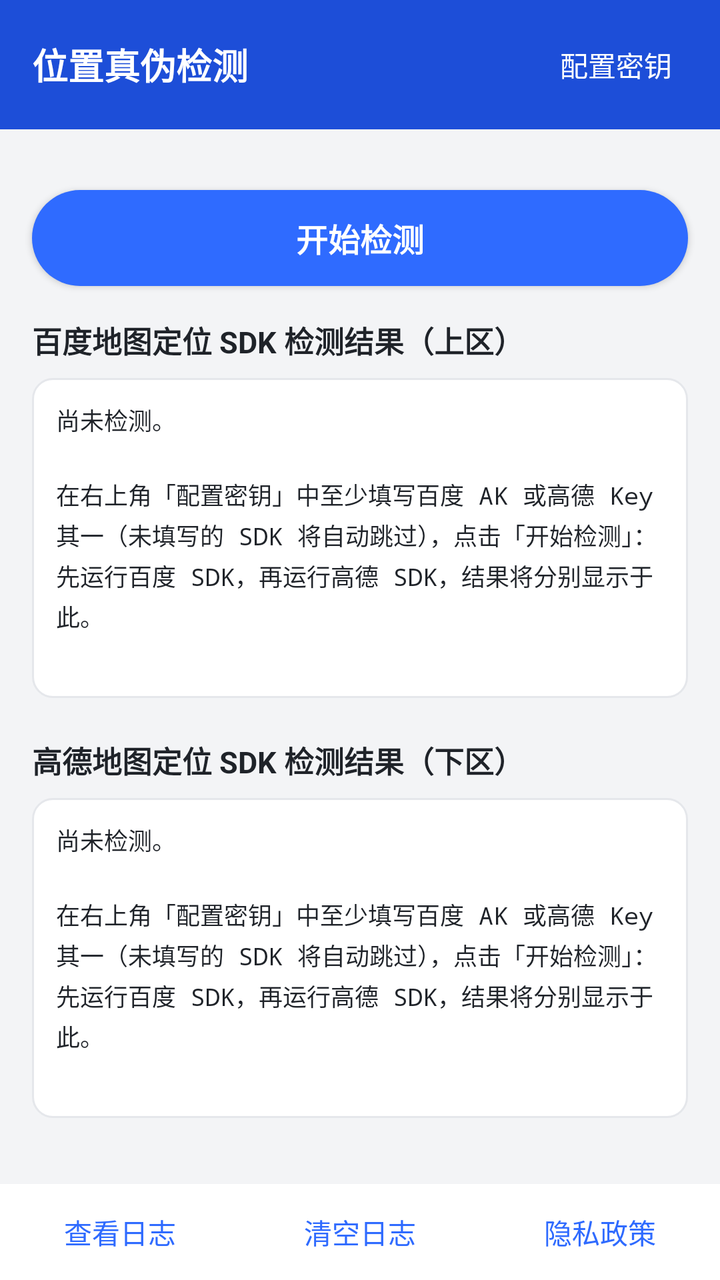
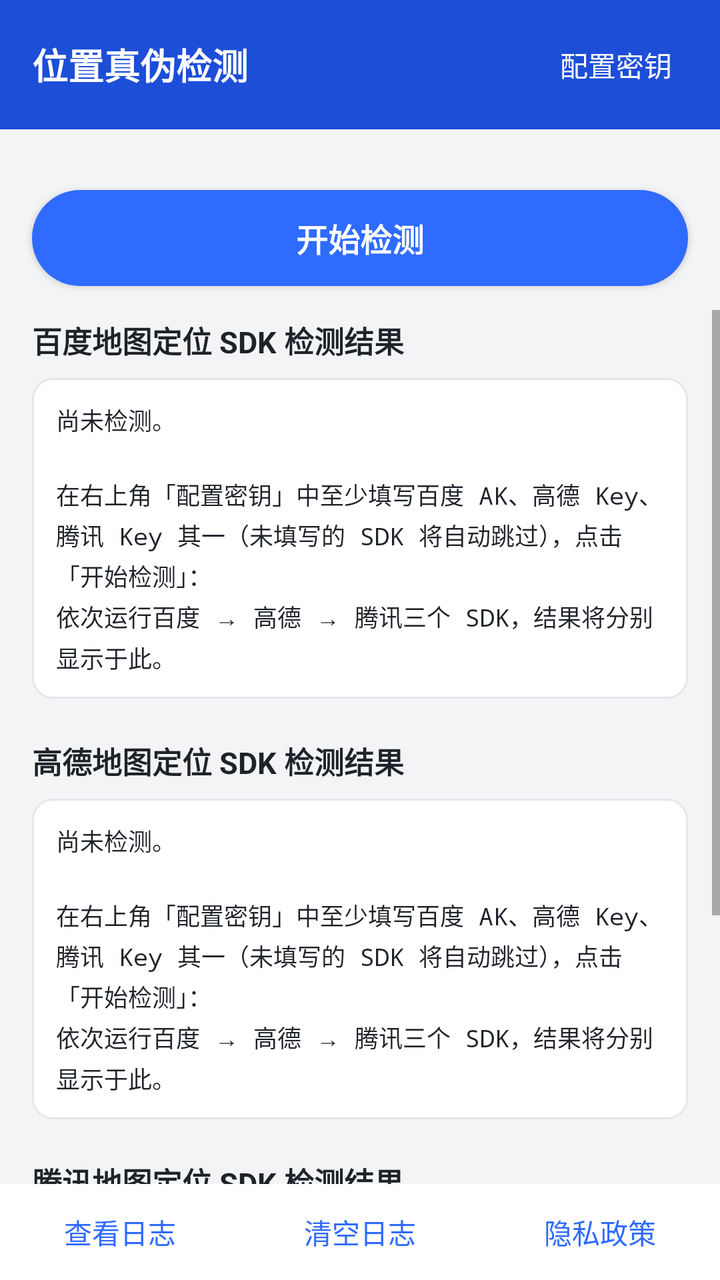

Screens rendered from an Android XML layout before and after an edit, with the pre-edit source and the edit as a unified diff.
<!-- AndroidManifest.xml: application theme Theme.LocationVerify -->
<!-- res/layout/activity_main.xml -->
<?xml version="1.0" encoding="utf-8"?>
<LinearLayout xmlns:android="http://schemas.android.com/apk/res/android"
    android:layout_width="match_parent"
    android:layout_height="match_parent"
    android:background="@color/page_bg"
    android:fitsSystemWindows="true"
    android:orientation="vertical">

    
    <LinearLayout
        android:layout_width="match_parent"
        android:layout_height="wrap_content"
        android:background="@color/primary_dark"
        android:gravity="center_vertical"
        android:orientation="horizontal"
        android:paddingStart="16dp"
        android:paddingTop="12dp"
        android:paddingEnd="8dp"
        android:paddingBottom="12dp">

        <TextView
            android:layout_width="0dp"
            android:layout_height="wrap_content"
            android:layout_weight="1"
            android:text="@string/app_name"
            android:textColor="@android:color/white"
            android:textSize="18sp"
            android:textStyle="bold" />

        <Button
            android:id="@+id/btn_config_keys"
            style="?android:attr/borderlessButtonStyle"
            android:layout_width="wrap_content"
            android:layout_height="wrap_content"
            android:minHeight="40dp"
            android:text="@string/btn_config_keys"
            android:textAllCaps="false"
            android:textColor="@android:color/white"
            android:textSize="14sp" />
    </LinearLayout>

    
    <TextView
        android:id="@+id/tv_key_state"
        android:layout_width="match_parent"
        android:layout_height="wrap_content"
        android:paddingStart="16dp"
        android:paddingTop="10dp"
        android:paddingEnd="16dp"
        android:paddingBottom="4dp"
        android:textColor="@color/text_sub"
        android:textSize="12sp" />

    
    <Button
        android:id="@+id/btn_start"
        android:layout_width="match_parent"
        android:layout_height="wrap_content"
        android:layout_marginStart="16dp"
        android:layout_marginEnd="16dp"
        android:layout_marginBottom="12dp"
        android:background="@drawable/bg_btn_primary"
        android:minHeight="48dp"
        android:text="@string/btn_start"
        android:textAllCaps="false"
        android:textColor="@android:color/white"
        android:textSize="16sp"
        android:textStyle="bold" />

    
    <ScrollView
        android:layout_width="match_parent"
        android:layout_height="0dp"
        android:layout_weight="1"
        android:fillViewport="true">

        <LinearLayout
            android:layout_width="match_parent"
            android:layout_height="wrap_content"
            android:orientation="vertical"
            android:paddingStart="16dp"
            android:paddingTop="4dp"
            android:paddingEnd="16dp"
            android:paddingBottom="16dp">

            <TextView
                android:layout_width="match_parent"
                android:layout_height="wrap_content"
                android:text="@string/zone_baidu_title"
                android:textColor="@color/text_main"
                android:textSize="15sp"
                android:textStyle="bold" />

            <TextView
                android:id="@+id/tv_baidu_result"
                android:layout_width="match_parent"
                android:layout_height="wrap_content"
                android:layout_marginTop="8dp"
                android:background="@drawable/bg_card"
                android:fontFamily="monospace"
                android:lineSpacingExtra="3dp"
                android:minHeight="160dp"
                android:padding="12dp"
                android:text="@string/zone_placeholder"
                android:textColor="@color/text_main"
                android:textIsSelectable="true"
                android:textSize="12sp" />

            <TextView
                android:layout_width="match_parent"
                android:layout_height="wrap_content"
                android:layout_marginTop="20dp"
                android:text="@string/zone_amap_title"
                android:textColor="@color/text_main"
                android:textSize="15sp"
                android:textStyle="bold" />

            <TextView
                android:id="@+id/tv_amap_result"
                android:layout_width="match_parent"
                android:layout_height="wrap_content"
                android:layout_marginTop="8dp"
                android:background="@drawable/bg_card"
                android:fontFamily="monospace"
                android:lineSpacingExtra="3dp"
                android:minHeight="160dp"
                android:padding="12dp"
                android:text="@string/zone_placeholder"
                android:textColor="@color/text_main"
                android:textIsSelectable="true"
                android:textSize="12sp" />
        </LinearLayout>
    </ScrollView>

    
    <LinearLayout
        android:layout_width="match_parent"
        android:layout_height="wrap_content"
        android:background="@android:color/white"
        android:orientation="horizontal">

        <Button
            android:id="@+id/btn_view_log"
            style="?android:attr/borderlessButtonStyle"
            android:layout_width="0dp"
            android:layout_height="48dp"
            android:layout_weight="1"
            android:text="@string/btn_view_log"
            android:textAllCaps="false"
            android:textColor="@color/primary" />

        <Button
            android:id="@+id/btn_clear_log"
            style="?android:attr/borderlessButtonStyle"
            android:layout_width="0dp"
            android:layout_height="48dp"
            android:layout_weight="1"
            android:text="@string/btn_clear_log"
            android:textAllCaps="false"
            android:textColor="@color/primary" />

        <Button
            android:id="@+id/btn_privacy"
            style="?android:attr/borderlessButtonStyle"
            android:layout_width="0dp"
            android:layout_height="48dp"
            android:layout_weight="1"
            android:text="@string/btn_privacy"
            android:textAllCaps="false"
            android:textColor="@color/primary" />
    </LinearLayout>

</LinearLayout>
<!-- resources referenced by this layout -->
<resources>
  <color name="page_bg">#F3F4F6</color>
  <color name="primary">#2F6BFF</color>
  <color name="primary_dark">#1D4ED8</color>
  <color name="text_main">#1F2329</color>
  <color name="text_sub">#6B7280</color>
  <!-- drawable bg_btn_primary (drawable) -->
  <?xml version="1.0" encoding="utf-8"?>
  <shape xmlns:android="http://schemas.android.com/apk/res/android"
      android:shape="rectangle">
      <solid android:color="@color/primary" />
      <corners android:radius="24dp" />
  </shape>
  <!-- drawable bg_card (drawable) -->
  <?xml version="1.0" encoding="utf-8"?>
  <shape xmlns:android="http://schemas.android.com/apk/res/android"
      android:shape="rectangle">
      <solid android:color="@android:color/white" />
      <corners android:radius="10dp" />
      <stroke
          android:width="1dp"
          android:color="#E5E7EB" />
  </shape>
  <string name="app_name">位置真伪检测</string>
  <string name="btn_clear_log">清空日志</string>
  <string name="btn_config_keys">配置密钥</string>
  <string name="btn_privacy">隐私政策</string>
  <string name="btn_start">开始检测</string>
  <string name="btn_view_log">查看日志</string>
  <string name="zone_amap_title">高德地图定位 SDK 检测结果（下区）</string>
  <string name="zone_baidu_title">百度地图定位 SDK 检测结果（上区）</string>
  <string name="zone_placeholder">尚未检测。\n\n在右上角「配置密钥」中至少填写百度 AK 或高德 Key 其一（未填写的 SDK 将自动跳过），点击「开始检测」：\n先运行百度 SDK，再运行高德 SDK，结果将分别显示于此。</string>
  <style name="Theme.LocationVerify" parent="Theme.AppCompat.Light.NoActionBar">
          <item name="colorPrimary">@color/primary</item>
          <item name="colorPrimaryDark">@color/primary_dark</item>
          <item name="colorAccent">@color/primary</item>
          <item name="android:statusBarColor">@color/primary_dark</item>
          <item name="android:windowLightStatusBar">false</item>
      </style>
</resources>

<!-- the commit's change to res/layout/activity_main.xml (unified diff, before → after) -->
@@ -129,6 +129,30 @@
                 android:textColor="@color/text_main"
                 android:textIsSelectable="true"
                 android:textSize="12sp" />
+
+            <TextView
+                android:layout_width="match_parent"
+                android:layout_height="wrap_content"
+                android:layout_marginTop="20dp"
+                android:text="@string/zone_tencent_title"
+                android:textColor="@color/text_main"
+                android:textSize="15sp"
+                android:textStyle="bold" />
+
+            <TextView
+                android:id="@+id/tv_tencent_result"
+                android:layout_width="match_parent"
+                android:layout_height="wrap_content"
+                android:layout_marginTop="8dp"
+                android:background="@drawable/bg_card"
+                android:fontFamily="monospace"
+                android:lineSpacingExtra="3dp"
+                android:minHeight="160dp"
+                android:padding="12dp"
+                android:text="@string/zone_placeholder"
+                android:textColor="@color/text_main"
+                android:textIsSelectable="true"
+                android:textSize="12sp" />
         </LinearLayout>
     </ScrollView>
 
<!-- resource entries referenced after the edit -->
@@ -28,9 +28,10 @@
   <string name="btn_privacy">隐私政策</string>
   <string name="btn_start">开始检测</string>
   <string name="btn_view_log">查看日志</string>
-  <string name="zone_amap_title">高德地图定位 SDK 检测结果（下区）</string>
-  <string name="zone_baidu_title">百度地图定位 SDK 检测结果（上区）</string>
-  <string name="zone_placeholder">尚未检测。\n\n在右上角「配置密钥」中至少填写百度 AK 或高德 Key 其一（未填写的 SDK 将自动跳过），点击「开始检测」：\n先运行百度 SDK，再运行高德 SDK，结果将分别显示于此。</string>
+  <string name="zone_amap_title">高德地图定位 SDK 检测结果</string>
+  <string name="zone_baidu_title">百度地图定位 SDK 检测结果</string>
+  <string name="zone_placeholder">尚未检测。\n\n在右上角「配置密钥」中至少填写百度 AK、高德 Key、腾讯 Key 其一（未填写的 SDK 将自动跳过），点击「开始检测」：\n依次运行百度 → 高德 → 腾讯三个 SDK，结果将分别显示于此。</string>
+  <string name="zone_tencent_title">腾讯地图定位 SDK 检测结果</string>
   <style name="Theme.LocationVerify" parent="Theme.AppCompat.Light.NoActionBar">
           <item name="colorPrimary">@color/primary</item>
           <item name="colorPrimaryDark">@color/primary_dark</item>
